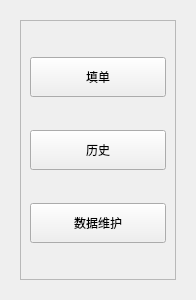
Qt form ui/component/ui_navigation.ui (Abolesonike/printHelper) before a commit.
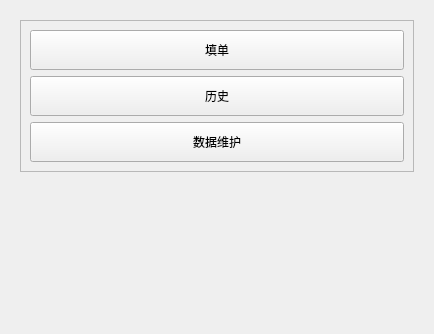
The same form after that commit.

The edit to the form file:
```diff
--- a/ui/component/ui_navigation.ui
+++ b/ui/component/ui_navigation.ui
@@ -6,8 +6,8 @@
    <rect>
     <x>0</x>
     <y>0</y>
-    <width>196</width>
-    <height>300</height>
+    <width>434</width>
+    <height>334</height>
    </rect>
   </property>
   <property name="windowTitle">
@@ -17,7 +17,7 @@
    <item>
     <widget class="QWidget" name="widget" native="true">
      <layout class="QVBoxLayout" name="verticalLayout_2">
-      <item>
+      <item alignment="Qt::AlignTop">
        <widget class="QScrollArea" name="scrollArea">
         <property name="widgetResizable">
          <bool>true</bool>
@@ -30,8 +30,8 @@
           <rect>
            <x>0</x>
            <y>0</y>
-           <width>158</width>
-           <height>262</height>
+           <width>388</width>
+           <height>156</height>
           </rect>
          </property>
          <layout class="QVBoxLayout" name="verticalLayout_3">
```
Left out of the diff: 6 changed lines with no effect on the pictures.
